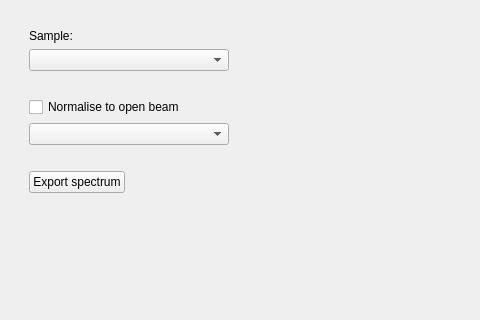
Old version of the form mantidimaging/gui/ui/spectrum_viewer.ui in the repository mantidproject/mantidimaging; both pictures show x 0 to 480 and y 0 to 320 of the 921 by 739 pixel window.
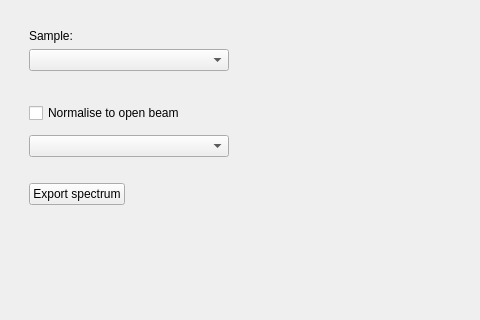
New version of the form. Custom widgets are drawn as their Qt base class.

Commit message:
Spectrum viewer normalisation issue icon
Add a warning icon if the currently selected stacks can't be used to run a normalisation.

Diff of the .ui file:
```diff
--- a/mantidimaging/gui/ui/spectrum_viewer.ui
+++ b/mantidimaging/gui/ui/spectrum_viewer.ui
@@ -86,6 +86,8 @@
          </spacer>
         </item>
         <item>
+         <layout class="QHBoxLayout" name="horizontalLayout">
+          <item>
          <widget class="QCheckBox" name="normaliseCheckBox">
           <property name="layoutDirection">
            <enum>Qt::LeftToRight</enum>
@@ -97,6 +99,27 @@
            <bool>false</bool>
           </property>
          </widget>
+          </item>
+          <item>
+           <widget class="QLabel" name="normaliseErrorIcon">
+            <property name="sizePolicy">
+             <sizepolicy hsizetype="Fixed" vsizetype="Fixed">
+              <horstretch>0</horstretch>
+              <verstretch>0</verstretch>
+             </sizepolicy>
+            </property>
+            <property name="minimumSize">
+             <size>
+              <width>32</width>
+              <height>32</height>
+             </size>
+            </property>
+            <property name="text">
+             <string/>
+            </property>
+           </widget>
+          </item>
+         </layout>
         </item>
         <item>
          <widget class="DatasetSelectorWidgetView" name="normaliseStackSelector">
```
Lines whose indentation alone changed are shown as unchanged. The commit also changes 4 other files.
